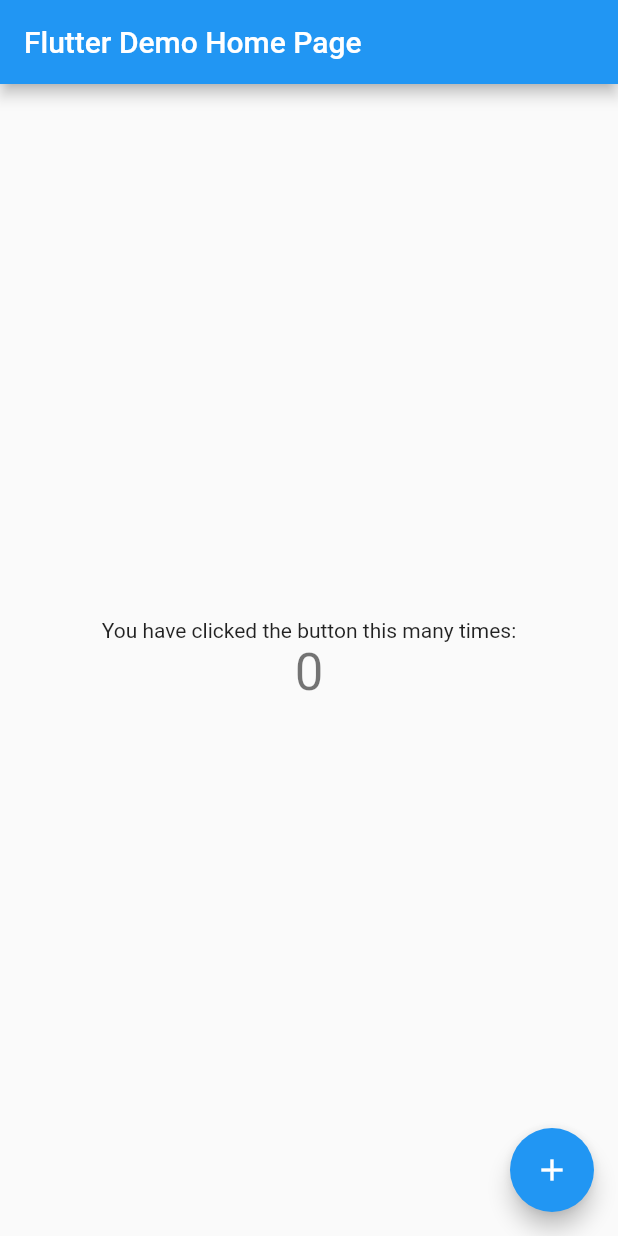
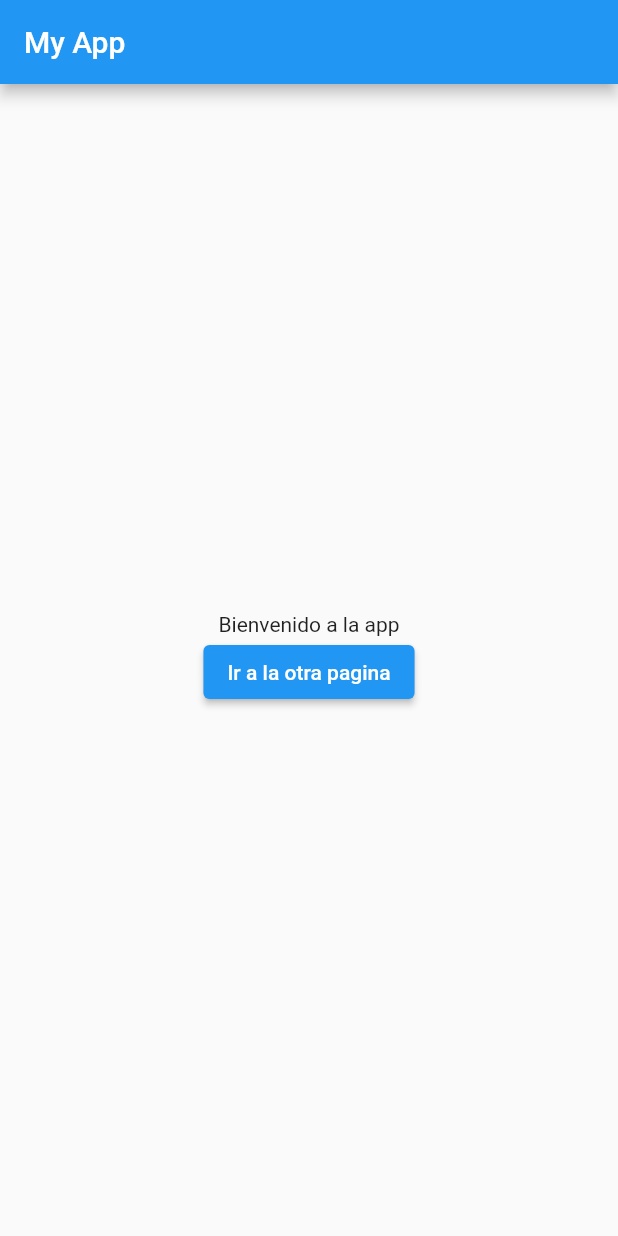
Before and after one commit to camiloss1/testflutter, a Flutter app: the screen it shows after launch, on a phone screen of 412 x 824 dp. Run offline on Flutter 3.47's test engine with Material 2 defaults, Android fonts, the phone set to English and light mode, and no system bars.

Commit message:
proceso 6

```diff
--- a/flutter_rive/lib/main.dart
+++ b/flutter_rive/lib/main.dart
@@ -1,115 +1,47 @@
 import 'package:flutter/material.dart';
 
-void main() {
-  runApp(const MyApp());
-}
+import 'modules/home/home.dart';
+
+void main() => runApp(const MyApp());
 
 class MyApp extends StatelessWidget {
-  const MyApp({Key? key}) : super(key: key);
+  const MyApp({super.key});
 
-  // This widget is the root of your application.
   @override
   Widget build(BuildContext context) {
-    return MaterialApp(
-      title: 'Flutter Demo',
-      theme: ThemeData(
-        // This is the theme of your application.
-        //
-        // Try running your application with "flutter run". You'll see the
-        // application has a blue toolbar. Then, without quitting the app, try
-        // changing the primarySwatch below to Colors.green and then invoke
-        // "hot reload" (press "r" in the console where you ran "flutter run",
-        // or simply save your changes to "hot reload" in a Flutter IDE).
-        // Notice that the counter didn't reset back to zero; the application
-        // is not restarted.
-        primarySwatch: Colors.blue,
+    return const MaterialApp(
+      title: "Mi App",
+      home: Inicio(
+        tittle: 'My App',
       ),
-      home: const MyHomePage(title: 'Flutter Demo Home Page'),
     );
   }
 }
 
-class MyHomePage extends StatefulWidget {
-  const MyHomePage({Key? key, required this.title}) : super(key: key);
-
-  // This widget is the home page of your application. It is stateful, meaning
-  // that it has a State object (defined below) that contains fields that affect
-  // how it looks.
-
-  // This class is the configuration for the state. It holds the values (in this
-  // case the title) provided by the parent (in this case the App widget) and
-  // used by the build method of the State. Fields in a Widget subclass are
-  // always marked "final".
-
-  final String title;
-
+class Inicio extends StatefulWidget {
+  const Inicio({super.key, required this.tittle});
+  final String tittle;
   @override
-  State<MyHomePage> createState() => _MyHomePageState();
+  State<Inicio> createState() => _InicioState();
 }
 
-class _MyHomePageState extends State<MyHomePage> {
-  int _counter = 0;
-
-  void _incrementCounter() {
-    setState(() {
-      // This call to setState tells the Flutter framework that something has
-      // changed in this State, which causes it to rerun the build method below
-      // so that the display can reflect the updated values. If we changed
-      // _counter without calling setState(), then the build method would not be
-      // called again, and so nothing would appear to happen.
-      _counter++;
-    });
-  }
-
+class _InicioState extends State<Inicio> {
   @override
   Widget build(BuildContext context) {
-    // This method is rerun every time setState is called, for instance as done
-    // by the _incrementCounter method above.
-    //
-    // The Flutter framework has been optimized to make rerunning build methods
-    // fast, so that you can just rebuild anything that needs updating rather
-    // than having to individually change instances of widgets.
     return Scaffold(
-      appBar: AppBar(
-        // Here we take the value from the MyHomePage object that was created by
-        // the App.build method, and use it to set our appbar title.
-        title: Text(widget.title),
-      ),
-      body: Center(
-        // Center is a layout widget. It takes a single child and positions it
-        // in the middle of the parent.
-        child: Column(
-          // Column is also a layout widget. It takes a list of children and
-          // arranges them vertically. By default, it sizes itself to fit its
-          // children horizontally, and tries to be as tall as its parent.
-          //
-          // Invoke "debug painting" (press "p" in the console, choose the
-          // "Toggle Debug Paint" action from the Flutter Inspector in Android
-          // Studio, or the "Toggle Debug Paint" command in Visual Studio Code)
-          // to see the wireframe for each widget.
-          //
-          // Column has various properties to control how it sizes itself and
-          // how it positions its children. Here we use mainAxisAlignment to
-          // center the children vertically; the main axis here is the vertical
-          // axis because Columns are vertical (the cross axis would be
-          // horizontal).
+        appBar: AppBar(title: Text(widget.tittle)),
+        body: Center(
+            child: Column(
           mainAxisAlignment: MainAxisAlignment.center,
-          children: <Widget>[
-            const Text(
-              'You have clicked the button this many times:',
-            ),
-            Text(
-              '$_counter',
-              style: Theme.of(context).textTheme.headline4,
-            ),
+          children: [
+            const Text("Bienvenido a la app"),
+            ElevatedButton(
+                child: const Text("Ir a la otra pagina"),
+                onPressed: () => {
+                      Navigator.push(context,
+                          MaterialPageRoute(builder: (context) => const Home()))
+                    })
           ],
-        ),
-      ),
-      floatingActionButton: FloatingActionButton(
-        onPressed: _incrementCounter,
-        tooltip: 'Increment',
-        child: const Icon(Icons.add),
-      ), // This trailing comma makes auto-formatting nicer for build methods.
-    );
+        )));
   }
 }
--- a/flutter_rive/pubspec.yaml
+++ b/flutter_rive/pubspec.yaml
@@ -34,6 +34,8 @@ dependencies:
   # The following adds the Cupertino Icons font to your application.
   # Use with the CupertinoIcons class for iOS style icons.
   cupertino_icons: ^1.0.2
+  get: ^4.6.5
+  responsive_widgets: ^2.0.1
 
 dev_dependencies:
   flutter_test:
```
Also changed, not shown: flutter_rive/lib/modules/home/home.dart (added, +77 -0 lines).
